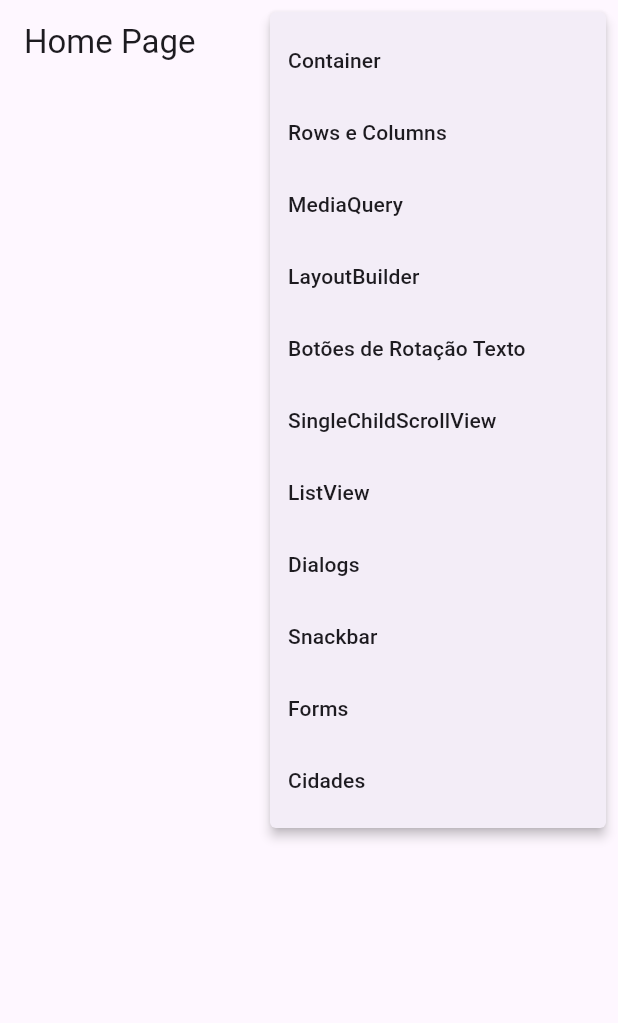
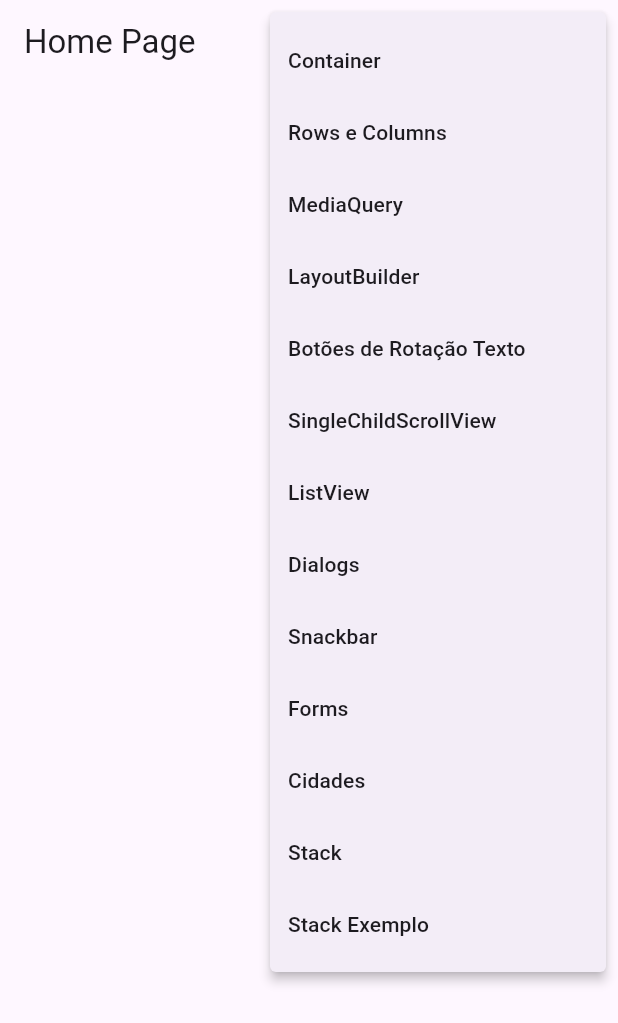
Before and after one commit to kauesiqueiraa/Flutter_Academy, a Flutter app: the screen it shows after launch, after a tap on the "menu" icon, on a phone screen of 412 x 824 dp. Shown: the top 1023 px of the screen. Run offline on Flutter 3.47's test engine with Material 3 defaults, Android fonts, the phone set to English and light mode, and no system bars; our stand-ins replace device_preview; network calls fail.

Commit message:
feat: stack and stack Exemple

```diff
--- a/lib/main.dart
+++ b/lib/main.dart
@@ -12,6 +12,8 @@ import 'package:flutter_primeiro_projeto/pages/rows_columns/rows_columns_page.da
 import 'package:flutter_primeiro_projeto/pages/scrolls/listview_page.dart';
 import 'package:flutter_primeiro_projeto/pages/scrolls/singlechildscrollview_page.dart';
 import 'package:flutter_primeiro_projeto/pages/snackbar/snackbar_page.dart';
+import 'package:flutter_primeiro_projeto/pages/stack/stack_page.dart';
+import 'package:flutter_primeiro_projeto/pages/stack/stack_page2.dart';
 
 void main() {
   runApp(DevicePreview(
@@ -48,6 +50,8 @@ class MyApp extends StatelessWidget {
         '/snackbar': (_) => const SnackbarPage(),
         '/forms': (_) => const FormsPage(),
         '/cidades': (_) => const CidadesPage(),
+        '/stack': (_) => const StackPage(),
+        '/stack/page2': (_) => const StackPage2(),
       },
     );
   }
--- a/lib/pages/home/home_page.dart
+++ b/lib/pages/home/home_page.dart
@@ -12,6 +12,8 @@ enum PopupMenuPages {
   snackbar,
   forms,
   cidades,
+  stack,
+  stack2,
 }
 
 class HomePage extends StatelessWidget {
@@ -61,6 +63,12 @@ class HomePage extends StatelessWidget {
                   case PopupMenuPages.cidades:
                     Navigator.of(context).pushNamed('/cidades');
                     break;
+                  case PopupMenuPages.stack:
+                    Navigator.of(context).pushNamed('/stack');
+                    break;
+                  case PopupMenuPages.stack2:
+                    Navigator.of(context).pushNamed('/stack/page2');
+                    break;
                 }
               },
               itemBuilder: (BuildContext context) {
@@ -107,6 +115,14 @@ class HomePage extends StatelessWidget {
                     value: PopupMenuPages.cidades,
                     child: Text('Cidades'),
                   ),
+                  PopupMenuItem<PopupMenuPages>(
+                    value: PopupMenuPages.stack,
+                    child: Text('Stack')
+                  ),
+                  PopupMenuItem<PopupMenuPages>(
+                    value: PopupMenuPages.stack2,
+                    child: Text('Stack Exemplo')
+                  ),
                 ];
               })
         ],
```
Also changed, not shown: lib/pages/stack/stack_page.dart (added, +50 -0 lines), lib/pages/stack/stack_page2.dart (added, +51 -0 lines).
